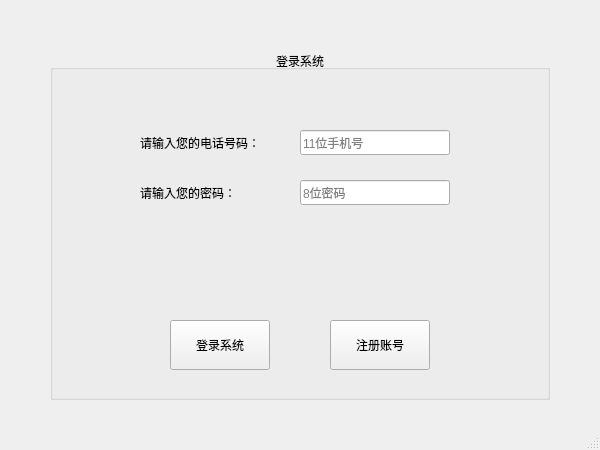
Vladimir2506/ProjectCpp, file ProjectFrontend/ProjectFrontend.ui: the form before one commit.
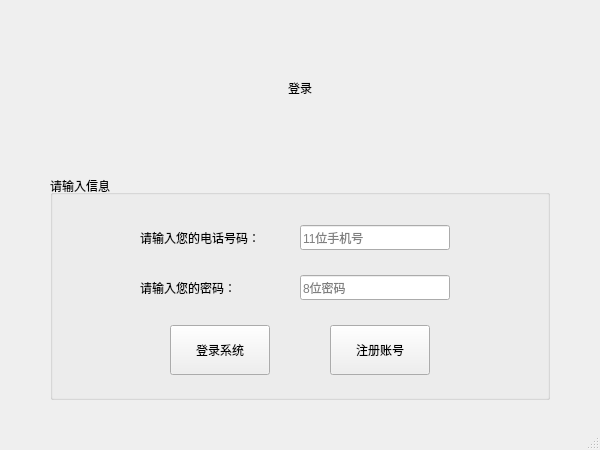
The form after the commit.

```diff
--- a/ProjectFrontend/ProjectFrontend.ui
+++ b/ProjectFrontend/ProjectFrontend.ui
@@ -30,22 +30,22 @@
     <property name="geometry">
      <rect>
       <x>50</x>
-      <y>50</y>
+      <y>175</y>
       <width>500</width>
-      <height>350</height>
+      <height>225</height>
      </rect>
     </property>
     <property name="title">
-     <string>登录系统</string>
+     <string>请输入信息</string>
     </property>
     <property name="alignment">
-     <set>Qt::AlignCenter</set>
+     <set>Qt::AlignLeading|Qt::AlignLeft|Qt::AlignVCenter</set>
     </property>
     <widget class="QPushButton" name="btnSignUp">
      <property name="geometry">
       <rect>
        <x>280</x>
-       <y>270</y>
+       <y>150</y>
        <width>100</width>
        <height>50</height>
       </rect>
@@ -58,7 +58,7 @@
      <property name="geometry">
       <rect>
        <x>120</x>
-       <y>270</y>
+       <y>150</y>
        <width>100</width>
        <height>50</height>
       </rect>
@@ -71,7 +71,7 @@
      <property name="geometry">
       <rect>
        <x>90</x>
-       <y>80</y>
+       <y>50</y>
        <width>150</width>
        <height>25</height>
       </rect>
@@ -84,7 +84,7 @@
      <property name="geometry">
       <rect>
        <x>90</x>
-       <y>130</y>
+       <y>100</y>
        <width>150</width>
        <height>25</height>
       </rect>
@@ -97,7 +97,7 @@
      <property name="geometry">
       <rect>
        <x>250</x>
-       <y>80</y>
+       <y>50</y>
        <width>150</width>
        <height>25</height>
       </rect>
@@ -116,7 +116,7 @@
      <property name="geometry">
       <rect>
        <x>250</x>
-       <y>130</y>
+       <y>100</y>
        <width>150</width>
        <height>25</height>
       </rect>
@@ -134,19 +134,22 @@
       <string>8位密码</string>
      </property>
     </widget>
-    <widget class="QLabel" name="lblErrMsg">
+   </widget>
+   <widget class="QLabel" name="lblLogin">
      <property name="geometry">
       <rect>
-       <x>90</x>
-       <y>200</y>
-       <width>320</width>
+      <x>225</x>
+      <y>75</y>
+      <width>150</width>
        <height>25</height>
       </rect>
      </property>
      <property name="text">
-      <string/>
-     </property>
-    </widget>
+     <string>登录</string>
+    </property>
+    <property name="alignment">
+     <set>Qt::AlignCenter</set>
+    </property>
    </widget>
   </widget>
   <widget class="QStatusBar" name="statusBar"/>
```
Lines whose indentation alone changed are shown as unchanged.
